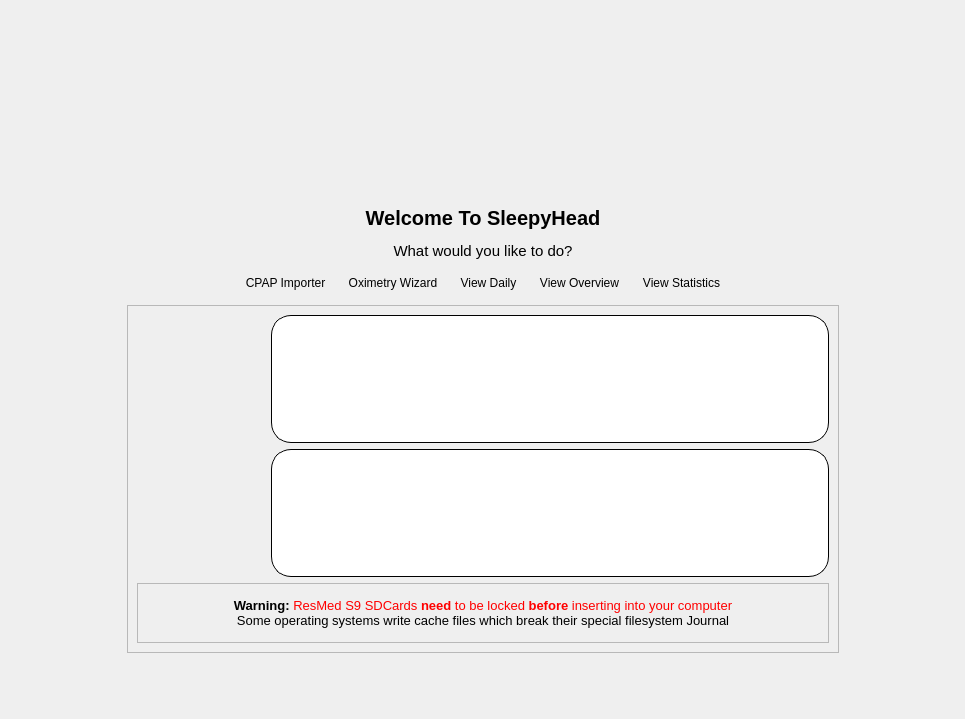
Qt form sleepyhead/welcome.ui (sbonaime/sleepyhead-code.) before a commit.
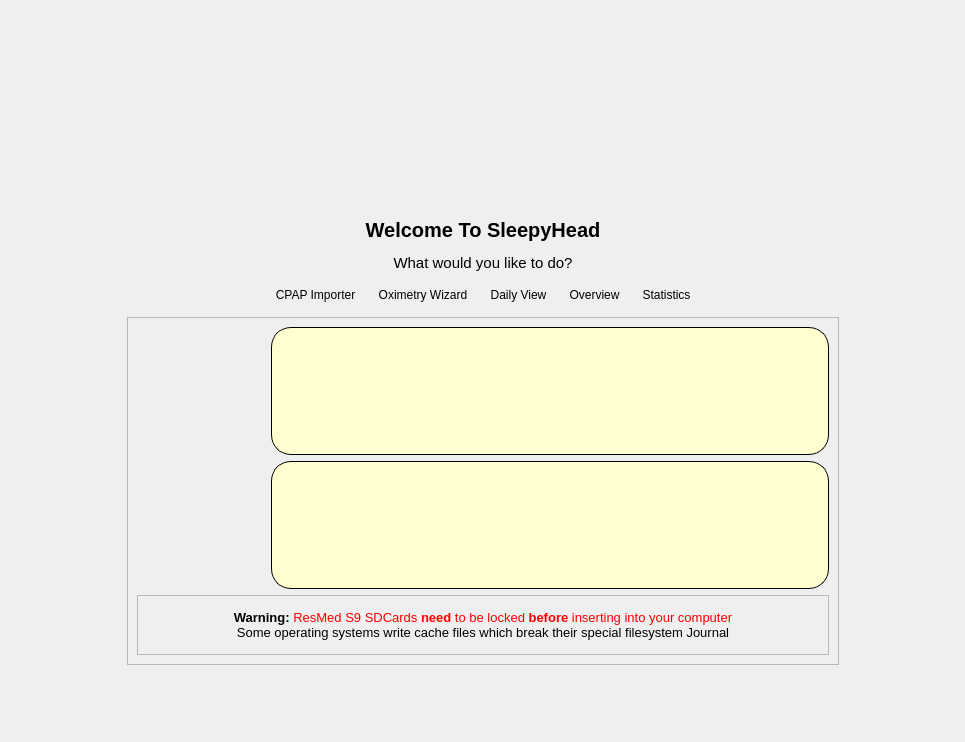
The same form after that commit. Icons and pictures are not drawn.

Diff of the .ui file:
```diff
--- a/sleepyhead/welcome.ui
+++ b/sleepyhead/welcome.ui
@@ -7,7 +7,7 @@
     <x>0</x>
     <y>0</y>
     <width>965</width>
-    <height>719</height>
+    <height>742</height>
    </rect>
   </property>
   <property name="windowTitle">
@@ -259,7 +259,7 @@
 }</string>
          </property>
          <property name="text">
-          <string>View Daily</string>
+          <string>Daily View</string>
          </property>
          <property name="icon">
           <iconset resource="Resources.qrc">
@@ -297,7 +297,7 @@
 }</string>
          </property>
          <property name="text">
-          <string>View Overview</string>
+          <string>Overview</string>
          </property>
          <property name="icon">
           <iconset resource="Resources.qrc">
@@ -335,7 +335,7 @@
 }</string>
          </property>
          <property name="text">
-          <string>View Statistics</string>
+          <string>Statistics</string>
          </property>
          <property name="icon">
           <iconset resource="Resources.qrc">
@@ -435,7 +435,7 @@
              </font>
             </property>
             <property name="styleSheet">
-             <string notr="true">border: 1px solid; border-radius:20px; background-color: palette(base); </string>
+             <string notr="true">border: 1px solid; border-radius:20px; background-color: #ffffd0; </string>
             </property>
             <property name="verticalScrollBarPolicy">
              <enum>Qt::ScrollBarAlwaysOff</enum>
@@ -513,7 +513,7 @@
              </font>
             </property>
             <property name="styleSheet">
-             <string notr="true">border: 1px solid; border-radius:20px; background-color: palette(base); </string>
+             <string notr="true">border: 1px solid; border-radius:20px; background-color: #ffffd0; </string>
             </property>
             <property name="sizeAdjustPolicy">
              <enum>QAbstractScrollArea::AdjustToContents</enum>
```
